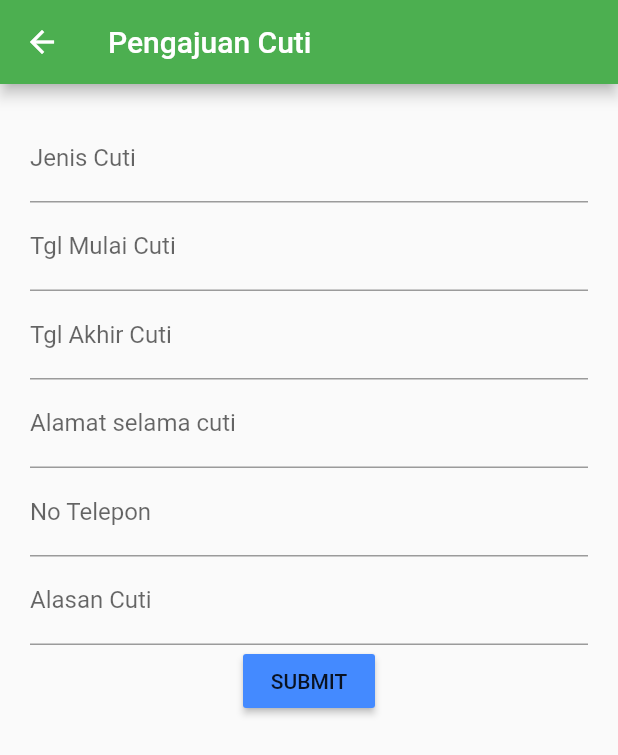
After one commit to afandi9/PKL-AMONGTANI-BATU, a Flutter app: the ServicePage screen opened by its route, after a tap on "Pilih", on a phone screen of 412 x 824 dp. The commit adds this screen. Shown: the top 755 px of the screen. Run offline on Flutter 3.47's test engine with Material 2 defaults, Android fonts, the phone set to English and light mode, and no system bars; Roboto replaces fonts that are missing (Nunito).

Commit message:
baru lagi

```diff
--- /dev/null
+++ b/lib/cuti_page.dart
@@ -0,0 +1,27 @@
+import 'package:among_tani/model/form_cuti_model.dart';
+import 'package:flutter/material.dart';
+
+void main() {
+  runApp(new MaterialApp(
+    title: "cuti",
+    home: new CutiPage(),
+  ));
+}
+
+class CutiPage extends StatefulWidget {
+  static String tag = 'ini cuti';
+
+  _CutiPage createState() => new _CutiPage();
+}
+
+class _CutiPage extends State<CutiPage> {
+  @override
+  Widget build(BuildContext context) {
+    return Scaffold(
+appBar: AppBar(
+  title: Text("Pengajuan Cuti"),
+),
+      body: FormCuti(),
+    );
+  }
+}
--- a/lib/fragmentPage/inbox_detail.dart
+++ b/lib/fragmentPage/inbox_detail.dart
@@ -12,10 +12,9 @@ class InboxDetail extends StatelessWidget{
     Widget setButton(bool setBool){
       if (setBool == true){
         return RaisedButton(
-          onPressed: null,
           color: Colors.teal[700],
           shape: RoundedRectangleBorder(
-            borderRadius: BorderRadius.circular(3),
+            borderRadius: BorderRadius.circular(10),
           ),
           child: Text('Download',style: TextStyle(color: Colors.white),),
         );
--- a/lib/fragmentPage/service_page.dart
+++ b/lib/fragmentPage/service_page.dart
@@ -1,3 +1,4 @@
+import 'package:among_tani/cuti_page.dart';
 import 'package:flutter/material.dart';
 
 void main() {
@@ -16,6 +17,7 @@ class ServicePage extends StatefulWidget {
 class _ServicePage extends State<ServicePage> {
   @override
   Widget build(BuildContext context) {
+
     return Scaffold(
       backgroundColor: Colors.white,
       body: Center(
@@ -39,8 +41,13 @@ class _ServicePage extends State<ServicePage> {
                    mainAxisAlignment: MainAxisAlignment.center,
                 children: <Widget>[
                   new Icon(Icons.flight_takeoff,size: 60,color: Colors.white,),
-
                   new Text("Pengajuan Cuti", style: TextStyle(color: Colors.white,fontSize: 15,),textAlign: TextAlign.center,),
+                  new RaisedButton(
+                    color: Colors.blue,
+                      child: Text("Pilih"),
+                      onPressed: () {
+                        Navigator.push(context, MaterialPageRoute(builder: (context)=>CutiPage()),);
+                      })
                   ],
               ),
             ),
@@ -76,7 +83,6 @@ class _ServicePage extends State<ServicePage> {
                 mainAxisAlignment: MainAxisAlignment.center,
                 children: <Widget>[
                   new Icon(Icons.navigation,size: 60,color: Colors.white,),
-
                   new Text("Tracking Process", style: TextStyle(color: Colors.white,fontSize: 15,),textAlign: TextAlign.center,),
                 ],
               ),
--- /dev/null
+++ b/lib/model/form_cuti_model.dart
@@ -0,0 +1,104 @@
+import 'package:flutter/material.dart';
+
+class FormCuti extends StatefulWidget {
+  createState() {
+    return FormCutiState();
+  }
+}
+
+class FormCutiState extends State<FormCuti> {
+
+  Widget build(context) {
+    return Container(
+      margin: EdgeInsets.all(20.0), //SET MARGIN DARI CONTAINER
+      child: Form(
+          child: Column(
+            //CHILDREN DARI COLUMN BERISI 4 BUAH OBJECT YANG AKAN DI-RENDER, YAKNI
+            // TextInput UNTUK NAME, EMAIL, PASSWORD DAN TOMBOL DAFTAR
+            children: [
+              JenisCuti(),
+              TglMulaiCuti(),
+              TglAkhirCuti(),
+              Alamat(),
+              NoTelepon(),
+              AlasanCuti(),
+              SubmitButton(),
+            ],
+          )
+      ),
+    );
+  }
+
+  Widget JenisCuti() {
+    //MEMBUAT TEXT INPUT
+    return TextFormField(
+      decoration: InputDecoration(
+          labelText: 'Jenis Cuti' //DENGAN LABEL Nama Lengkap
+      ),
+      //AKAN BERISI VALIDATION
+    );
+  }
+
+  Widget TglMulaiCuti() {
+    return TextFormField(
+      keyboardType: TextInputType.emailAddress, // KEYBOARD TYPENYA ADALAH EMAIL ADDRESS
+      //AGAR SYMBOL @ DILETAKKAN DIDEPAN KETIKA KEYBOARD DI TAMPILKAN
+      decoration: InputDecoration(
+        labelText: 'Tgl Mulai Cuti',
+      ),
+      //AKAN BERISI VALIDATION
+    );
+  }
+
+  Widget TglAkhirCuti() {
+    return TextFormField(
+      keyboardType: TextInputType.emailAddress, // KEYBOARD TYPENYA ADALAH EMAIL ADDRESS
+      //AGAR SYMBOL @ DILETAKKAN DIDEPAN KETIKA KEYBOARD DI TAMPILKAN
+      decoration: InputDecoration(
+        labelText: 'Tgl Akhir Cuti',
+      ),
+      //AKAN BERISI VALIDATION
+    );
+  }
+
+  Widget Alamat() {
+    //MEMBUAT TEXT INPUT
+    return TextFormField(
+      decoration: InputDecoration(
+          labelText: 'Alamat selama cuti' //DENGAN LABEL Nama Lengkap
+      ),
+      //AKAN BERISI VALIDATION
+    );
+  }
+
+  Widget NoTelepon() {
+    //MEMBUAT TEXT INPUT
+    return TextFormField(
+      decoration: InputDecoration(
+          labelText: 'No Telepon' //DENGAN LABEL Nama Lengkap
+      ),
+      //AKAN BERISI VALIDATION
+    );
+  }
+
+  Widget AlasanCuti() {
+    //MEMBUAT TEXT INPUT
+    return TextFormField(
+      decoration: InputDecoration(
+          labelText: 'Alasan Cuti' //DENGAN LABEL Nama Lengkap
+      ),
+      //AKAN BERISI VALIDATION
+    );
+  }
+
+  Widget SubmitButton() {
+    //MEMBUAT TOMBOL
+    return RaisedButton(
+      color: Colors.blueAccent, //MENGATUR WARNA TOMBOL
+      onPressed: () {
+        //PERINTAH YANG AKAN DIEKSEKUSI KETIKA TOMBOL DITEKAN
+      },
+      child: Text('SUBMIT'), //TEXT YANG AKAN DITAMPILKAN PADA TOMBOL
+    );
+  }
+}
```
